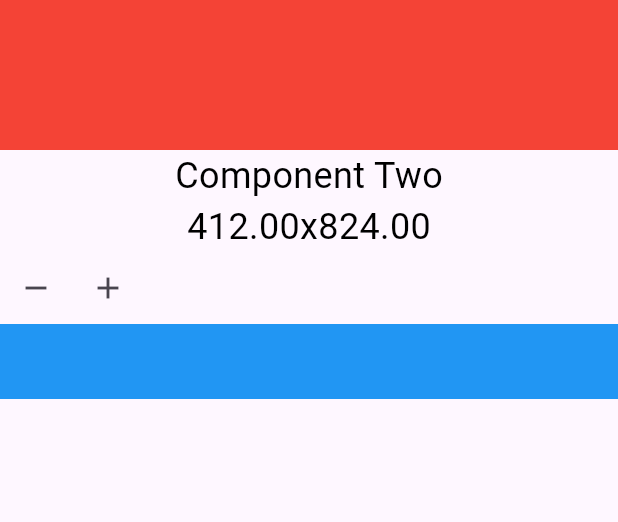
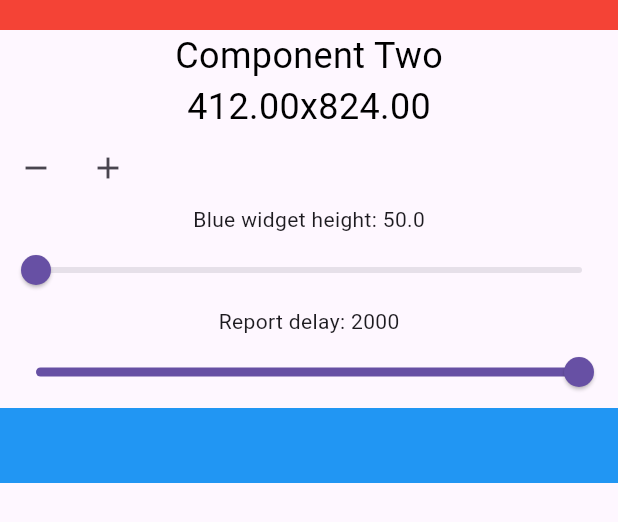
Before and after one commit to Michal-MK/MauiFlutterBinding, a Flutter app: the MyComponentTwo widget shown alone on an empty page, opened directly, on a phone screen of 412 x 824 dp. Shown: the top 522 px of the screen. Run offline on Flutter 3.47's test engine with Material 3 defaults, Android fonts, the phone set to English and light mode, and no system bars; our stand-ins replace device_info_plus.

Commit message:
Size report delay

```diff
--- a/flutter_app/lib/main_component_two.dart
+++ b/flutter_app/lib/main_component_two.dart
@@ -25,6 +25,9 @@ class MyComponentTwo extends StatefulWidget {
 
 class _MyComponentTwoState extends State<MyComponentTwo> {
   final List<Widget> dynamicChildren = [];
+
+  double blueWidgetHeight = 50;
+  int sizeReportDelay = 2000;
 
   void addChild() {
     setState(() {
@@ -64,11 +67,12 @@ class _MyComponentTwoState extends State<MyComponentTwo> {
             viewType: "component_two",
             constraintWidth: widget.constraintWidth,
             constraintHeight: widget.constraintHeight,
+            sizeReportDelay: sizeReportDelay,
             child: Column(
               mainAxisSize: MainAxisSize.min,
               children: [
                 Container(
-                  height: 100,
+                  height: 20,
                   color: Colors.red,
                 ),
                 Text("Component Two", style: TextStyle(fontSize: 24, color: Colors.black)),
@@ -79,8 +83,31 @@ class _MyComponentTwoState extends State<MyComponentTwo> {
                     IconButton(onPressed: addChild, icon: Icon(Icons.add)),
                   ],
                 ),
+                Text("Blue widget height: ${blueWidgetHeight.toStringAsFixed(1)}"),
+                Slider(
+                  value: blueWidgetHeight,
+                  min: 50,
+                  max: 800,
+                  onChanged: (value) {
+                    setState(() {
+                      blueWidgetHeight = value;
+                    });
+                  },
+                ),
+                Text("Report delay: $sizeReportDelay"),
+                Slider(
+                  value: sizeReportDelay.toDouble(),
+                  min: 0,
+                  max: 2000,
+                  divisions: 2000 ~/ 20,
+                  onChanged: (value) {
+                    setState(() {
+                      sizeReportDelay = value.toInt();
+                    });
+                  },
+                ),
                 Container(
-                  height: 50,
+                  height: blueWidgetHeight,
                   color: Colors.blue,
                 ),
                 ...dynamicChildren,
--- a/flutter_app/lib/size_reporter.dart
+++ b/flutter_app/lib/size_reporter.dart
@@ -5,6 +5,7 @@ class SizeReporter extends StatefulWidget {
   const SizeReporter({
     required this.viewType,
     required this.child,
+    this.sizeReportDelay,
     this.constraintWidth,
     this.constraintHeight,
     super.key,
@@ -12,6 +13,7 @@ class SizeReporter extends StatefulWidget {
 
   final String viewType;
   final Widget child;
+  final int? sizeReportDelay;
   final double? constraintWidth;
   final double? constraintHeight;
 
@@ -105,11 +107,21 @@ class _SizeReporterState extends State<SizeReporter> with WidgetsBindingObserver
 
       print("~LOG~ Reporting size for ${widget.viewType}: ${sizeToReport.width}x${sizeToReport.height}");
 
-      _channel.invokeMethod('reportSize', {
-        'viewType': widget.viewType,
-        'width': sizeToReport.width,
-        'height': sizeToReport.height,
-      });
+      if (widget.sizeReportDelay == 0) {
+        _channel.invokeMethod('reportSize', {
+          'viewType': widget.viewType,
+          'width': sizeToReport.width,
+          'height': sizeToReport.height,
+        });
+      } else {
+        Future.delayed(Duration(milliseconds: widget.sizeReportDelay ?? 2000), () {
+          _channel.invokeMethod('reportSize', {
+            'viewType': widget.viewType,
+            'width': sizeToReport.width,
+            'height': sizeToReport.height,
+          });
+        });
+      }
     }
   }
 
```
Also changed, not shown: 4 other files.
